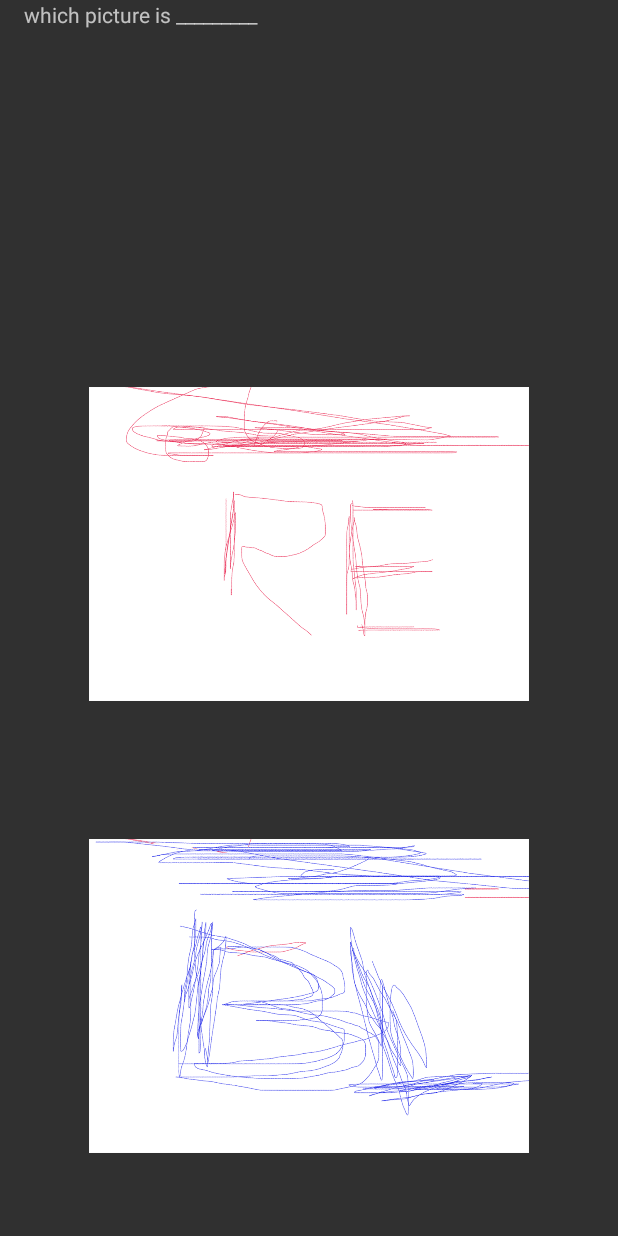
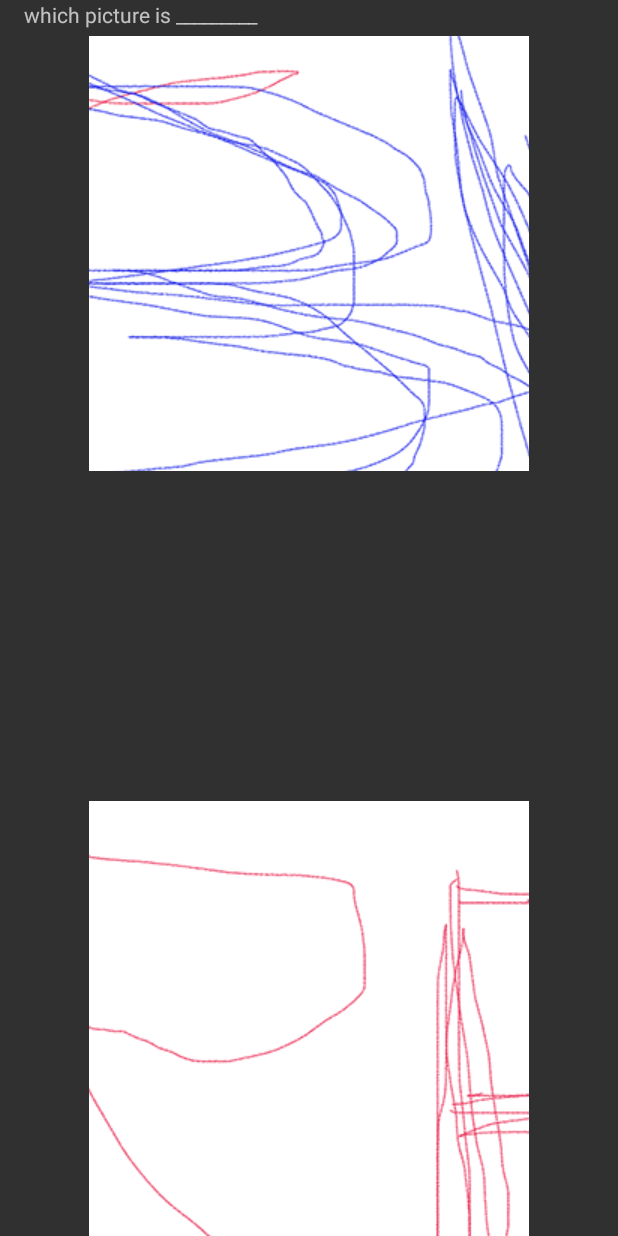
Before and after one commit to dyboyce/Kestrel, an Android app: the screen it shows after launch (MainActivity), on a phone screen of 412 x 824 dp. Run offline under Robolectric (Android 15) with nearby library versions, the phone set to English and light mode, and no system bars.

Commit message:
BetterModel

```diff
--- a/app/src/main/java/Model/Adjectives.java
+++ /dev/null
@@ -1,8 +0,0 @@
-package Model;
-
-/**
- * Created by Dylan on 9/6/2017.
- */
-
-public class Adjectives {
-}
--- /dev/null
+++ b/app/src/main/java/Model/DataBaseInteractor.java
@@ -0,0 +1,66 @@
+package Model;
+
+import java.util.ArrayList;
+
+/**
+ * Created by Dylan on 9/22/2017.
+ */
+
+public class DataBaseInteractor {
+
+    private ArrayList<String>  TempStorage;
+    private ArrayList<String>  AjdsTemp;
+    private int TmpStoSize;
+    private int AjdsTempSize;
+
+    public DataBaseInteractor(){
+        TempStorage = new ArrayList<String>();
+        AjdsTemp = new ArrayList<String>();
+        TempStorage.add("boba");
+        TempStorage.add("capl");
+        TempStorage.add("down");
+        TempStorage.add("drki");
+        TempStorage.add("edbo");
+        TempStorage.add("evil");
+        TempStorage.add("feel");
+        TempStorage.add("fidy");
+        TempStorage.add("fngs");
+        TempStorage.add("frnk");
+        TempStorage.add("gast");
+        TempStorage.add("helo");
+        TempStorage.add("puns");
+        TempStorage.add("spin");
+        TempStorage.add("stvr");
+        TempStorage.add("stvw");
+        TempStorage.add("tcpl");
+        TempStorage.add("wend");
+        TempStorage.add("wrpc");
+
+        AjdsTemp.add("blue");
+        AjdsTemp.add("fancy");
+        AjdsTemp.add("fast");
+        AjdsTemp.add("sad");
+        AjdsTemp.add("soft");
+        AjdsTemp.add("broken");
+        AjdsTemp.add("red");
+        AjdsTemp.add("hard");
+        AjdsTemp.add("mushy");
+        AjdsTemp.add("big");
+
+        AjdsTempSize = AjdsTemp.size();
+        TmpStoSize = TempStorage.size();
+
+    }
+
+    public String[] getNextImages(){
+        String[] retval = new String[4];
+
+        retval[0] = AjdsTemp.get(3);
+
+
+        return retval;
+    }
+
+
+
+}
--- a/app/src/main/java/Model/GroupsAdj.java
+++ /dev/null
@@ -1,8 +0,0 @@
-package Model;
-
-/**
- * Created by Dylan on 9/6/2017.
- */
-
-public class GroupsAdj {
-}
--- a/app/src/main/java/Model/ImagePairs.java
+++ /dev/null
@@ -1,10 +0,0 @@
-package Model;
-
-/**
- * Created by Dylan on 9/6/2017.
- */
-
-public class ImagePairs {
-
-
-}
--- a/app/src/main/java/Presenter/PresenterClass.java
+++ b/app/src/main/java/Presenter/PresenterClass.java
@@ -1,8 +1,15 @@
 package Presenter;
+
+import android.app.Activity;
+import android.content.Context;
+import android.util.Log;
+import android.widget.ImageButton;
+
+import net.dboyce.kestrel.R;
 
 import java.util.ArrayList;
 
-import Model.ImagePairs;
+import Model.DataBaseInteractor;
 
 /**
  * Created by Dylan on 9/6/2017.
@@ -10,10 +17,44 @@ import Model.ImagePairs;
 
 public class PresenterClass {
 
-    private ArrayList<Integer> RecentlyUsed;
-    private ImagePairs ImagePairList;
+    private ArrayList<String> RecentlyUsedPairs;
+    private ArrayList<String> PairsOnHand;
+    private Context context;
+    private Activity activity;
+    private String correct;
+    private DataBaseInteractor dbInteractor;
+
+    public PresenterClass(Context cont, Activity acti, DataBaseInteractor dbi){
+        this.context = cont;
+        this.activity = acti;
+        RecentlyUsedPairs = new ArrayList<String>();
+        PairsOnHand = new ArrayList<String>();
+        dbInteractor = dbi;
+        Log.d("DEBUG", "Presenter Contstructed");
+
+        //// TODO: 9/22/2017 load up pairs on hand
+    }
+
+    public void updatePresenter(String clicked){
+        //print clicked
+        Log.d("DEBUG", "SetNewImagesCalled");
+        setnewImages("frnk","tcpl");
+    }
 
 
+    private void setnewImages(String topStr, String botStr){
+
+        int id = context.getResources().getIdentifier(topStr, "drawable", context.getPackageName());
+        ImageButton imgview = (ImageButton)activity.findViewById(R.id.topleft);
+        imgview.setImageResource(id);
+        Log.d("DEBUG", "Top Id: "+id);
+        id = context.getResources().getIdentifier(botStr, "drawable", context.getPackageName());
+        imgview = (ImageButton) activity.findViewById(R.id.botright);
+        imgview.setImageResource(id);
+        Log.d("DEBUG", "Bot Id: "+id);
+
+        RecentlyUsedPairs.add(topStr+botStr);
+    }
 
 
 }
--- a/app/src/main/java/net/dboyce/kestrel/MainActivity.java
+++ b/app/src/main/java/net/dboyce/kestrel/MainActivity.java
@@ -2,11 +2,17 @@ package net.dboyce.kestrel;
 
 import android.support.v7.app.AppCompatActivity;
 import android.os.Bundle;
+import android.view.View;
+import android.widget.ImageButton;
 import android.widget.ImageView;
 
+import Model.DataBaseInteractor;
+import Presenter.PresenterClass;
 
 
 public class MainActivity extends AppCompatActivity {
+
+    private PresenterClass Presenter;
 
     @Override
     protected void onCreate(Bundle savedInstanceState) {
@@ -15,9 +21,19 @@ public class MainActivity extends AppCompatActivity {
         ImageView myImageView = (ImageView)findViewById(R.id.botright);
         myImageView.setImageResource(R.drawable.reda);
 
-        ImageView topleftimgview = (ImageView)findViewById(R.id.topleft);
+        ImageView topleftimgview = (ImageButton)findViewById(R.id.topleft);
         topleftimgview.setImageResource(R.drawable.blue);
 
+        DataBaseInteractor dbinteractor = new DataBaseInteractor();
+        //Possibly move into presenter?
+        Presenter = new PresenterClass(this, this, dbinteractor);
+
+    }
+
+    public void buttoninput(View v){
+
+
+        Presenter.updatePresenter("tested");
 
     }
 
--- a/app/src/main/res/layout/activity_main.xml
+++ b/app/src/main/res/layout/activity_main.xml
@@ -15,22 +15,25 @@
         android:layout_alignParentEnd="true"
         android:layout_alignParentStart="true" />
 
-    <ImageView
+    <ImageButton
         android:layout_width="293dp"
-        android:layout_height="276dp"
+        android:layout_height="290dp"
         android:id="@+id/topleft"
-        android:layout_marginBottom="22dp"
-        android:layout_alignParentBottom="true"
+        android:src="@drawable/blue"
+        android:onClick="buttoninput"
+        android:layout_marginTop="24dp"
+        android:layout_alignParentTop="true"
         android:layout_alignStart="@+id/botright" />
 
-    <ImageView
+    <ImageButton
         android:layout_width="293dp"
-        android:layout_height="276dp"
+        android:layout_height="290dp"
         android:id="@+id/botright"
-        android:layout_marginRight="56dp"
-        android:layout_above="@+id/topleft"
-        android:layout_centerHorizontal="true"
-        android:layout_marginBottom="25dp" />
+        android:layout_marginRight="20dp"
+        android:src="@drawable/reda"
+        android:onClick="buttoninput"
+        android:layout_alignParentBottom="true"
+        android:layout_centerHorizontal="true" />
 
 
 </RelativeLayout>
```
